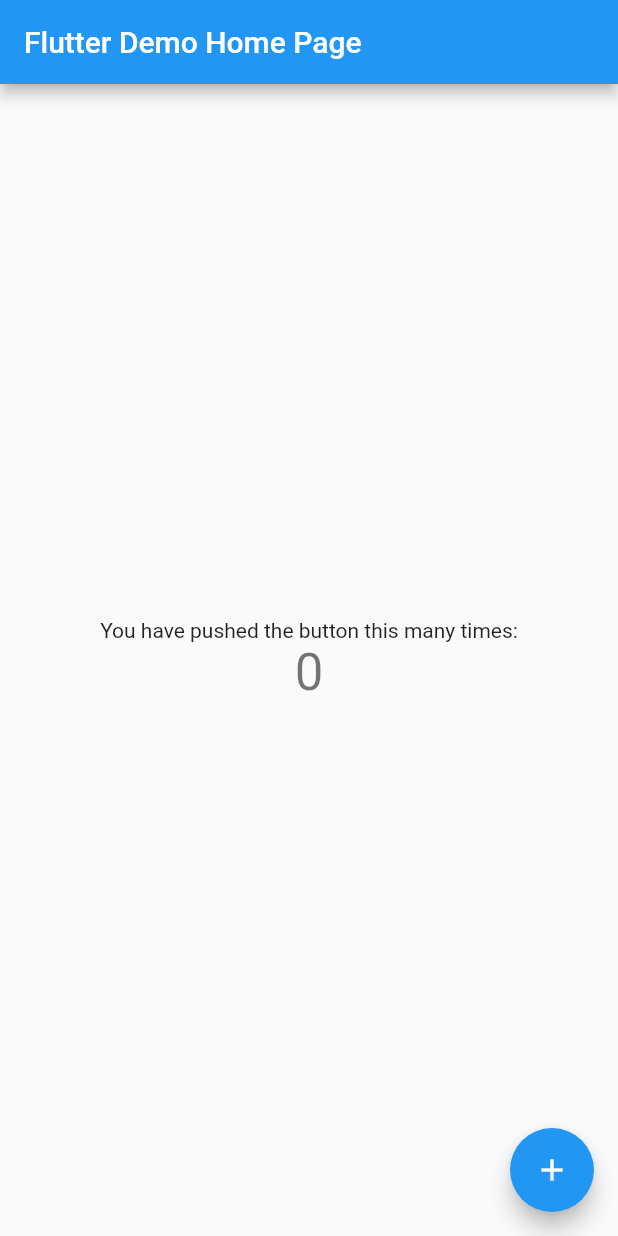
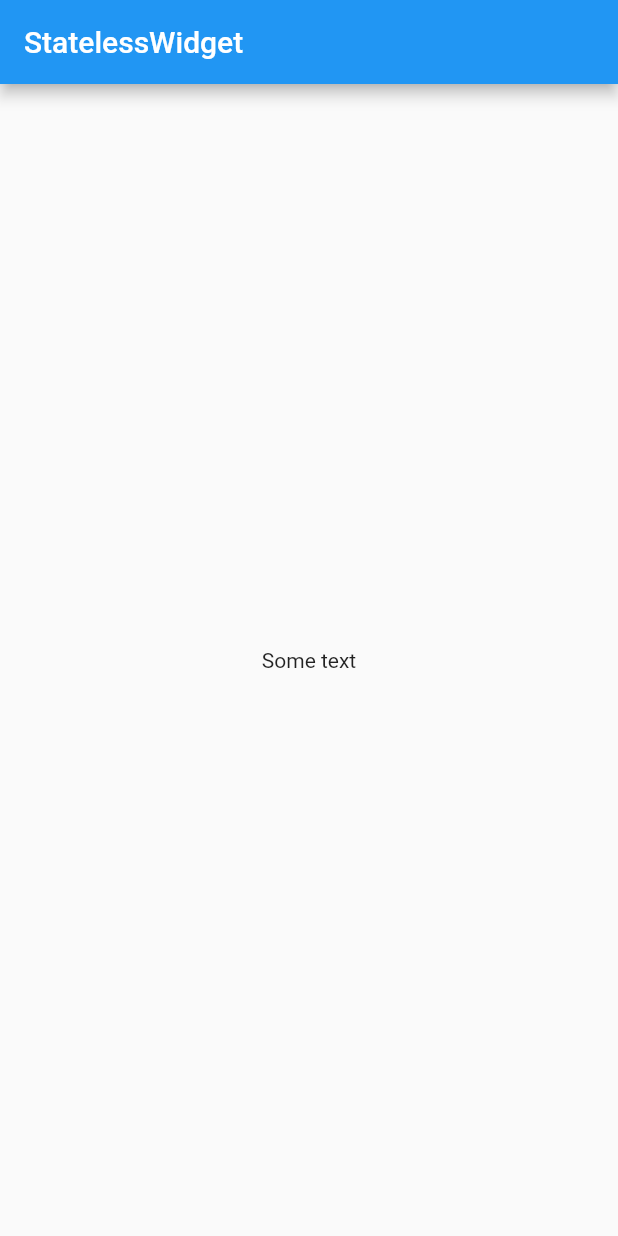
Before and after one commit to karpovichevgeny/flutter-test, a Flutter app: the screen it shows after launch, on a phone screen of 412 x 824 dp. Run offline on Flutter 3.47's test engine with Material 2 defaults, Android fonts, the phone set to English and light mode, and no system bars.

Commit message:
add statless widget test

```diff
--- a/my_app/lib/main.dart
+++ b/my_app/lib/main.dart
@@ -1,117 +1,26 @@
 import 'package:flutter/material.dart';
 
-void main() {
-  runApp(MyApp());
-}
+void main() => runApp(ScreenWidget());
 
-class MyApp extends StatelessWidget {
-  // This widget is the root of your application.
+class ScreenWidget extends StatelessWidget {
   @override
   Widget build(BuildContext context) {
     return MaterialApp(
-      title: 'Flutter Demo',
-      theme: ThemeData(
-        // This is the theme of your application.
-        //
-        // Try running your application with "flutter run". You'll see the
-        // application has a blue toolbar. Then, without quitting the app, try
-        // changing the primarySwatch below to Colors.green and then invoke
-        // "hot reload" (press "r" in the console where you ran "flutter run",
-        // or simply save your changes to "hot reload" in a Flutter IDE).
-        // Notice that the counter didn't reset back to zero; the application
-        // is not restarted.
-        primarySwatch: Colors.blue,
-        // This makes the visual density adapt to the platform that you run
-        // the app on. For desktop platforms, the controls will be smaller and
-        // closer together (more dense) than on mobile platforms.
-        visualDensity: VisualDensity.adaptivePlatformDensity,
+      home: Scaffold(
+        appBar: AppBar(
+          title: const Text('StatelessWidget'),
+        ),
+        body: SimpleWidget(),
       ),
-      home: MyHomePage(title: 'Flutter Demo Home Page'),
     );
   }
 }
 
-class MyHomePage extends StatefulWidget {
-  MyHomePage({Key key, this.title}) : super(key: key);
-
-  // This widget is the home page of your application. It is stateful, meaning
-  // that it has a State object (defined below) that contains fields that affect
-  // how it looks.
-
-  // This class is the configuration for the state. It holds the values (in this
-  // case the title) provided by the parent (in this case the App widget) and
-  // used by the build method of the State. Fields in a Widget subclass are
-  // always marked "final".
-
-  final String title;
-
-  @override
-  _MyHomePageState createState() => _MyHomePageState();
-}
-
-class _MyHomePageState extends State<MyHomePage> {
-  int _counter = 0;
-
-  void _incrementCounter() {
-    setState(() {
-      // This call to setState tells the Flutter framework that something has
-      // changed in this State, which causes it to rerun the build method below
-      // so that the display can reflect the updated values. If we changed
-      // _counter without calling setState(), then the build method would not be
-      // called again, and so nothing would appear to happen.
-      _counter++;
-    });
-  }
-
+class SimpleWidget extends StatelessWidget {
   @override
   Widget build(BuildContext context) {
-    // This method is rerun every time setState is called, for instance as done
-    // by the _incrementCounter method above.
-    //
-    // The Flutter framework has been optimized to make rerunning build methods
-    // fast, so that you can just rebuild anything that needs updating rather
-    // than having to individually change instances of widgets.
-    return Scaffold(
-      appBar: AppBar(
-        // Here we take the value from the MyHomePage object that was created by
-        // the App.build method, and use it to set our appbar title.
-        title: Text(widget.title),
-      ),
-      body: Center(
-        // Center is a layout widget. It takes a single child and positions it
-        // in the middle of the parent.
-        child: Column(
-          // Column is also a layout widget. It takes a list of children and
-          // arranges them vertically. By default, it sizes itself to fit its
-          // children horizontally, and tries to be as tall as its parent.
-          //
-          // Invoke "debug painting" (press "p" in the console, choose the
-          // "Toggle Debug Paint" action from the Flutter Inspector in Android
-          // Studio, or the "Toggle Debug Paint" command in Visual Studio Code)
-          // to see the wireframe for each widget.
-          //
-          // Column has various properties to control how it sizes itself and
-          // how it positions its children. Here we use mainAxisAlignment to
-          // center the children vertically; the main axis here is the vertical
-          // axis because Columns are vertical (the cross axis would be
-          // horizontal).
-          mainAxisAlignment: MainAxisAlignment.center,
-          children: <Widget>[
-            Text(
-              'You have pushed the button this many times:',
-            ),
-            Text(
-              '$_counter',
-              style: Theme.of(context).textTheme.headline4,
-            ),
-          ],
-        ),
-      ),
-      floatingActionButton: FloatingActionButton(
-        onPressed: _incrementCounter,
-        tooltip: 'Increment',
-        child: Icon(Icons.add),
-      ), // This trailing comma makes auto-formatting nicer for build methods.
-    );
+    return Container(
+        child: Center(
+            child: new Text('Some text', textDirection: TextDirection.ltr)));
   }
 }
```
Also changed, not shown: 1 other file.
